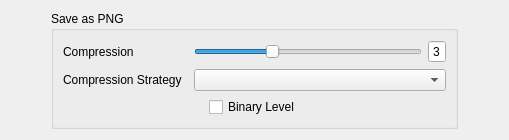
Qt form imagesavepngmenu.ui (mattykakes/qcvTouchUp) before a commit.
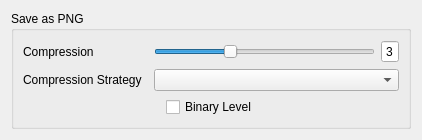
The same form after that commit.

```diff
--- a/imagesavepngmenu.ui
+++ b/imagesavepngmenu.ui
@@ -6,8 +6,8 @@
    <rect>
     <x>0</x>
     <y>0</y>
-    <width>509</width>
-    <height>124</height>
+    <width>418</width>
+    <height>127</height>
    </rect>
   </property>
   <property name="sizePolicy">
@@ -19,28 +19,27 @@
   <property name="windowTitle">
    <string>Form</string>
   </property>
-  <layout class="QHBoxLayout" name="horizontalLayout" stretch="0,1,0">
-   <item>
-    <spacer name="horizontalSpacer">
-     <property name="orientation">
-      <enum>Qt::Horizontal</enum>
-     </property>
-     <property name="sizeHint" stdset="0">
-      <size>
-       <width>40</width>
-       <height>20</height>
-      </size>
-     </property>
-    </spacer>
-   </item>
+  <layout class="QHBoxLayout" name="horizontalLayout" stretch="0">
    <item>
     <widget class="QGroupBox" name="groupBox">
      <property name="sizePolicy">
-      <sizepolicy hsizetype="Preferred" vsizetype="Preferred">
+      <sizepolicy hsizetype="Fixed" vsizetype="Preferred">
        <horstretch>0</horstretch>
        <verstretch>0</verstretch>
       </sizepolicy>
      </property>
+     <property name="minimumSize">
+      <size>
+       <width>400</width>
+       <height>0</height>
+      </size>
+     </property>
+     <property name="maximumSize">
+      <size>
+       <width>400</width>
+       <height>16777215</height>
+      </size>
+     </property>
      <property name="title">
       <string>Save as PNG</string>
      </property>
@@ -132,19 +131,6 @@
      </layout>
     </widget>
    </item>
-   <item>
-    <spacer name="horizontalSpacer_2">
-     <property name="orientation">
-      <enum>Qt::Horizontal</enum>
-     </property>
-     <property name="sizeHint" stdset="0">
-      <size>
-       <width>40</width>
-       <height>20</height>
-      </size>
-     </property>
-    </spacer>
-   </item>
   </layout>
  </widget>
  <resources/>
```
